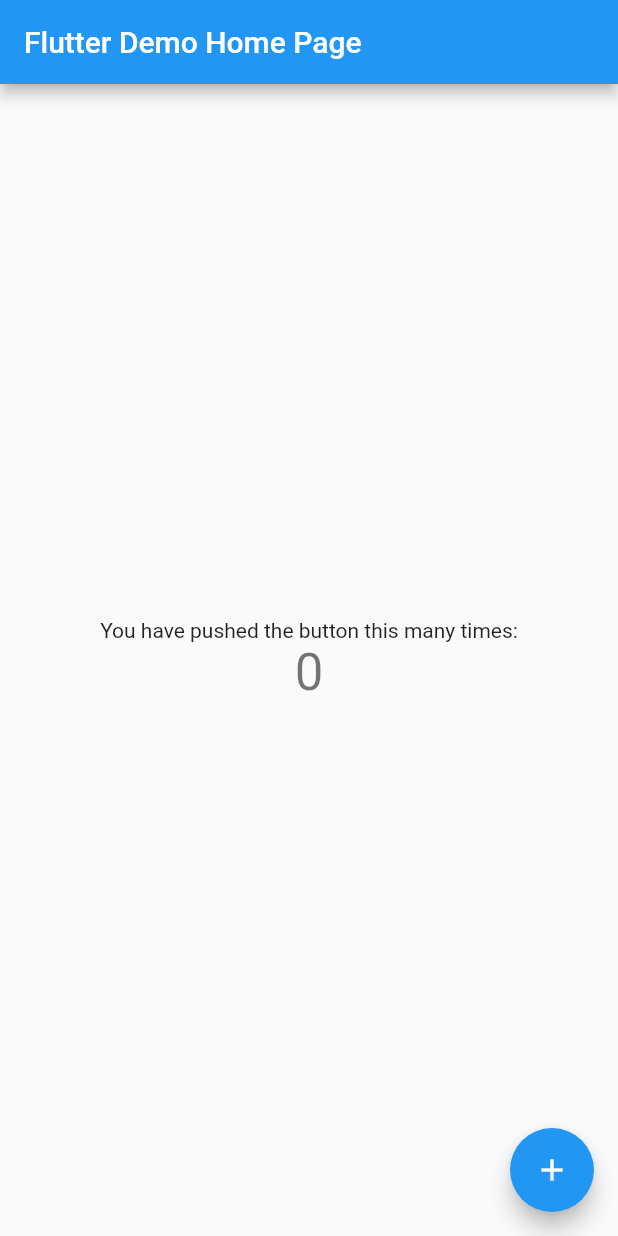
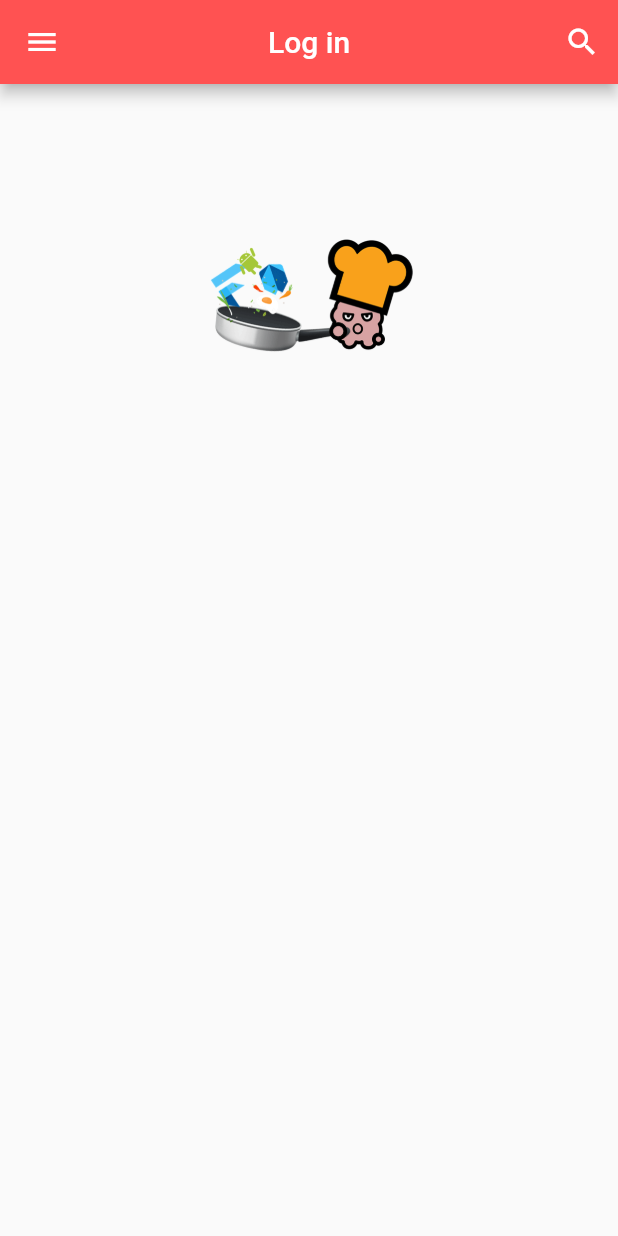
Before and after one commit to sinkyoungdeok/flutter_practice, a Flutter app: the screen it shows after launch, on a phone screen of 412 x 824 dp. Run offline on Flutter 3.47's test engine with Material 2 defaults, Android fonts, the phone set to English and light mode, and no system bars.

Commit message:
[ADD] (조금매운맛) 3 준비

```diff
--- a/lib/main.dart
+++ b/lib/main.dart
@@ -5,109 +5,56 @@ void main() {
 }
 
 class MyApp extends StatelessWidget {
-  // This widget is the root of your application.
+  const MyApp({Key key}) : super(key: key);
+
   @override
   Widget build(BuildContext context) {
     return MaterialApp(
-      title: 'Flutter Demo',
-      theme: ThemeData(
-        // This is the theme of your application.
-        //
-        // Try running your application with "flutter run". You'll see the
-        // application has a blue toolbar. Then, without quitting the app, try
-        // changing the primarySwatch below to Colors.green and then invoke
-        // "hot reload" (press "r" in the console where you ran "flutter run",
-        // or simply save your changes to "hot reload" in a Flutter IDE).
-        // Notice that the counter didn't reset back to zero; the application
-        // is not restarted.
-        primarySwatch: Colors.blue,
-      ),
-      home: MyHomePage(title: 'Flutter Demo Home Page'),
+      debugShowCheckedModeBanner: false,
+      title: 'Dice game',
+      home: LogIn(),
     );
   }
 }
 
-class MyHomePage extends StatefulWidget {
-  MyHomePage({key, this.title}) : super(key: key);
-
-  // This widget is the home page of your application. It is stateful, meaning
-  // that it has a State object (defined below) that contains fields that affect
-  // how it looks.
-
-  // This class is the configuration for the state. It holds the values (in this
-  // case the title) provided by the parent (in this case the App widget) and
-  // used by the build method of the State. Fields in a Widget subclass are
-  // always marked "final".
-
-  final String title;
+class LogIn extends StatefulWidget {
+  const LogIn({Key key}) : super(key: key);
 
   @override
-  _MyHomePageState createState() => _MyHomePageState();
+  _LogInState createState() => _LogInState();
 }
 
-class _MyHomePageState extends State<MyHomePage> {
-  int _counter = 0;
-
-  void _incrementCounter() {
-    setState(() {
-      // This call to setState tells the Flutter framework that something has
-      // changed in this State, which causes it to rerun the build method below
-      // so that the display can reflect the updated values. If we changed
-      // _counter without calling setState(), then the build method would not be
-      // called again, and so nothing would appear to happen.
-      _counter++;
-    });
-  }
-
+class _LogInState extends State<LogIn> {
   @override
   Widget build(BuildContext context) {
-    // This method is rerun every time setState is called, for instance as done
-    // by the _incrementCounter method above.
-    //
-    // The Flutter framework has been optimized to make rerunning build methods
-    // fast, so that you can just rebuild anything that needs updating rather
-    // than having to individually change instances of widgets.
     return Scaffold(
       appBar: AppBar(
-        // Here we take the value from the MyHomePage object that was created by
-        // the App.build method, and use it to set our appbar title.
-        title: Text(widget.title),
+        title: Text('Log in'),
+        backgroundColor: Colors.redAccent,
+        centerTitle: true,
+        leading: IconButton(
+          icon: Icon(Icons.menu),
+          onPressed: () {}
+        ),
+        actions: <Widget>[
+          IconButton(
+            icon: Icon(Icons.search),
+            onPressed: () {}
+          )
+        ]
       ),
-      body: Center(
-        // Center is a layout widget. It takes a single child and positions it
-        // in the middle of the parent.
-        child: Column(
-          // Column is also a layout widget. It takes a list of children and
-          // arranges them vertically. By default, it sizes itself to fit its
-          // children horizontally, and tries to be as tall as its parent.
-          //
-          // Invoke "debug painting" (press "p" in the console, choose the
-          // "Toggle Debug Paint" action from the Flutter Inspector in Android
-          // Studio, or the "Toggle Debug Paint" command in Visual Studio Code)
-          // to see the wireframe for each widget.
-          //
-          // Column has various properties to control how it sizes itself and
-          // how it positions its children. Here we use mainAxisAlignment to
-          // center the children vertically; the main axis here is the vertical
-          // axis because Columns are vertical (the cross axis would be
-          // horizontal).
-          mainAxisAlignment: MainAxisAlignment.center,
-          children: <Widget>[
-            Text(
-              'You have pushed the button this many times:',
+      body: Column(
+        children: <Widget>[
+          Padding(padding: EdgeInsets.only(top: 50)),
+          Center(
+            child: Image(
+              image: AssetImage('assets/chef.gif'),
+              width: 170.0,
+              height: 190.0,
             ),
-            Text(
-              '$_counter',
-              style: Theme.of(context).textTheme.headline4,
-            ),
-          ],
-        ),
-      ),
-      floatingActionButton: FloatingActionButton(
-        onPressed: _incrementCounter,
-        tooltip: 'Increment',
-        child: Icon(Icons.add),
-      ), // This trailing comma makes auto-formatting nicer for build methods.
+          ),
+        ],
+      )
     );
   }
 }
--- a/pubspec.yaml
+++ b/pubspec.yaml
@@ -47,7 +47,7 @@ flutter:
 
 #   To add assets to your application, add an assets section, like this:
   assets:
-    - assets/chef.gif
+    - assets/
 #     - images/a_dot_ham.jpeg
 
   # An image asset can refer to one or more resolution-specific "variants", see
```
Also changed, not shown: assets/dice1.png (added), assets/dice2.png (added), assets/dice3.png (added), assets/dice4.png (added), assets/dice5.png (added), assets/dice6.png (added).
